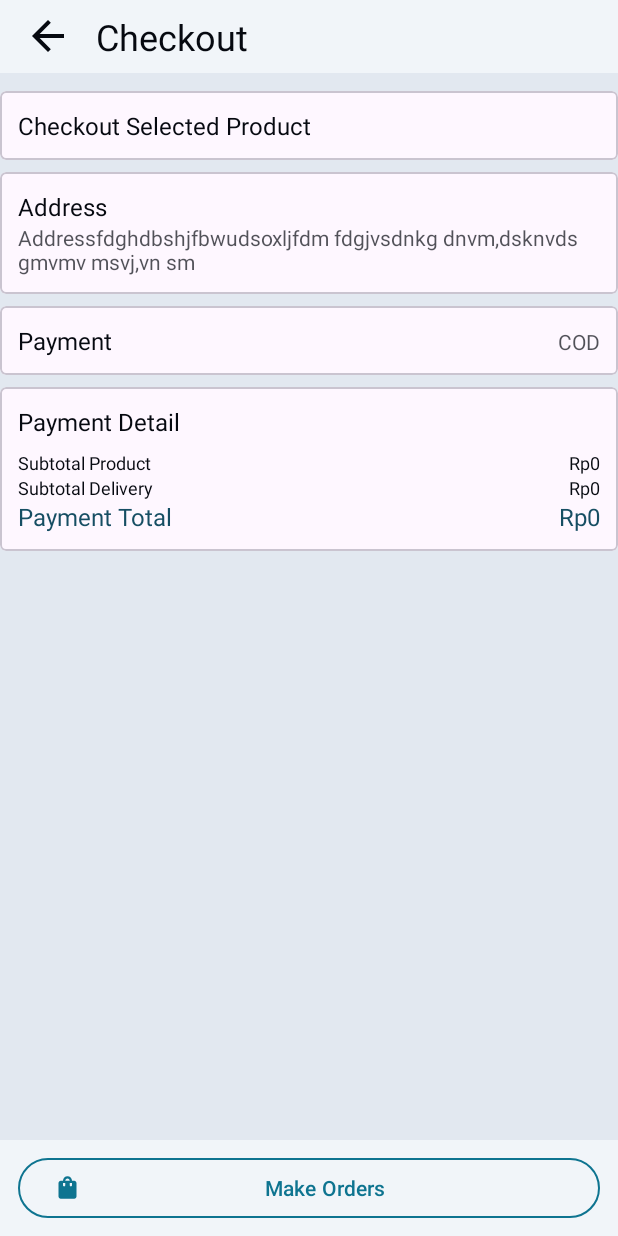
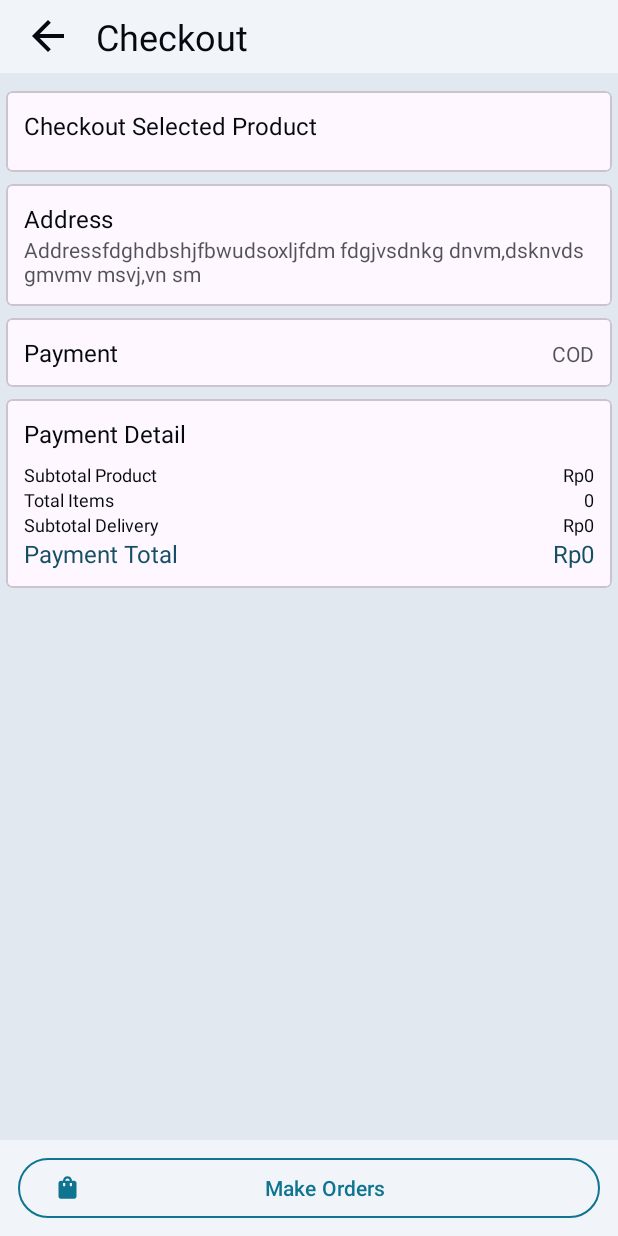
Before and after one commit to Malsoryz/my-things, an Android app: the ViewCheckout screen opened directly, with no data from a screen before it, on a phone screen of 412 x 824 dp. Run offline under Robolectric (Android 15) with nearby library versions, the phone set to English and light mode, and no system bars.

Commit message:
aplikasi 70%

```diff
--- a/android/Bystro/app/src/main/java/com/eternity/bystro/ViewCheckout.java
+++ b/android/Bystro/app/src/main/java/com/eternity/bystro/ViewCheckout.java
@@ -7,12 +7,15 @@ import android.widget.ImageButton;
 import android.widget.ImageView;
 import android.widget.LinearLayout;
 import android.widget.TextView;
+import android.widget.Toast;
 
 import androidx.activity.EdgeToEdge;
 import androidx.appcompat.app.AppCompatActivity;
 import androidx.core.graphics.Insets;
 import androidx.core.view.ViewCompat;
 import androidx.core.view.WindowInsetsCompat;
+
+import com.google.android.material.button.MaterialButton;
 
 import java.util.ArrayList;
 import java.util.HashMap;
@@ -35,6 +38,10 @@ public class ViewCheckout extends AppCompatActivity {
             finish();
         });
         Intent getintent = getIntent();
+        int totalprices = getintent.getIntExtra("totalprices",0);
+        int totalitems = getintent.getIntExtra("totalitems",0);
+        int deliverypay = 31000;
+        int totalpay = totalprices + deliverypay;
         ArrayList<HashMap<String, String>> selectedItemsData = (ArrayList<HashMap<String, String>>) getintent.getSerializableExtra("selecteditem");
         if (selectedItemsData != null) {
             for (HashMap<String, String> data : selectedItemsData) {
@@ -55,12 +62,27 @@ public class ViewCheckout extends AppCompatActivity {
                 TextView quanty = selected.findViewById(R.id.quantity);
                 TextView price = selected.findViewById(R.id.price);
 
+                TextView subtotalprices = findViewById(R.id.subtotalprice);
+                TextView totalitem = findViewById(R.id.totalitems);
+                TextView delivery = findViewById(R.id.subtotaldelivery);
+                TextView totalpayment = findViewById(R.id.totalpayment);
+
+                MaterialButton makeorder = findViewById(R.id.makeorder);
+                makeorder.setOnClickListener(view -> {
+                    Toast.makeText(this,"ordered!",Toast.LENGTH_SHORT).show();
+                });
+
                 photoframe.setImageResource(image);
                 productname.setText(name);
                 type.setText(types);
                 price.setText(prices);
                 quanty.setText(String.valueOf(quantity));
 
+                subtotalprices.setText(String.valueOf(totalprices));
+                totalitem.setText(String.valueOf(totalitems));
+                delivery.setText(String.valueOf(deliverypay));
+                totalpayment.setText(String.valueOf(totalpay));
+
                 selecteditem.addView(selected);
             }
         }
--- a/android/Bystro/app/src/main/res/layout/activity_view_cart.xml
+++ b/android/Bystro/app/src/main/res/layout/activity_view_cart.xml
@@ -87,14 +87,14 @@
                 android:id="@+id/itemquantity"
                 android:layout_width="wrap_content"
                 android:layout_height="wrap_content"
-                android:text="item :"
+                android:text="item : 0"
                 android:textSize="12sp"
                 android:textColor="?attr/navbar_textcolor"/>
             <TextView
                 android:id="@+id/totalprice"
                 android:layout_width="wrap_content"
                 android:layout_height="wrap_content"
-                android:text="Total :"
+                android:text="Total : 0"
                 android:textSize="20sp"
                 android:textColor="?attr/Accent1"
                 android:visibility="visible"/>
--- a/android/Bystro/app/src/main/res/layout/activity_view_checkout.xml
+++ b/android/Bystro/app/src/main/res/layout/activity_view_checkout.xml
@@ -49,6 +49,7 @@
             android:layout_width="match_parent"
             android:layout_height="wrap_content"
             android:paddingVertical="12dp"
+            android:layout_marginHorizontal="4dp"
             android:orientation="vertical">
 
             <com.google.android.material.card.MaterialCardView
@@ -69,6 +70,7 @@
                         android:layout_height="wrap_content"
                         android:text="Checkout Selected Product"
                         android:textColor="?attr/navbar_textcolor"
+                        android:layout_marginBottom="8dp"
                         android:textSize="16dp"/>
 
                 </LinearLayout>
@@ -174,9 +176,34 @@
                             android:layout_height="0dp"
                             android:layout_weight="1"/>
                         <TextView
+                            android:id="@+id/subtotalprice"
                             android:layout_width="wrap_content"
                             android:layout_height="wrap_content"
                             android:text="Rp0"
+                            android:textSize="12dp"
+                            android:textColor="?attr/navbar_textcolor"/>
+
+                    </LinearLayout>
+                    <LinearLayout
+                        android:layout_width="match_parent"
+                        android:layout_height="wrap_content"
+                        android:orientation="horizontal">
+
+                        <TextView
+                            android:layout_width="wrap_content"
+                            android:layout_height="wrap_content"
+                            android:text="Total Items"
+                            android:textSize="12dp"
+                            android:textColor="?attr/navbar_textcolor"/>
+                        <View
+                            android:layout_width="wrap_content"
+                            android:layout_height="0dp"
+                            android:layout_weight="1"/>
+                        <TextView
+                            android:id="@+id/totalitems"
+                            android:layout_width="wrap_content"
+                            android:layout_height="wrap_content"
+                            android:text="0"
                             android:textSize="12dp"
                             android:textColor="?attr/navbar_textcolor"/>
 
@@ -197,6 +224,7 @@
                             android:layout_height="0dp"
                             android:layout_weight="1"/>
                         <TextView
+                            android:id="@+id/subtotaldelivery"
                             android:layout_width="wrap_content"
                             android:layout_height="wrap_content"
                             android:text="Rp0"
@@ -220,6 +248,7 @@
                             android:layout_height="0dp"
                             android:layout_weight="1"/>
                         <TextView
+                            android:id="@+id/totalpayment"
                             android:layout_width="wrap_content"
                             android:layout_height="wrap_content"
                             android:text="Rp0"
```
Also changed, not shown: android/Bystro/app/src/main/java/com/eternity/bystro/ViewCart.java (+39 -4 lines), android/Bystro/app/src/main/java/com/eternity/bystro/ViewProduct.java (+16 -4 lines).
